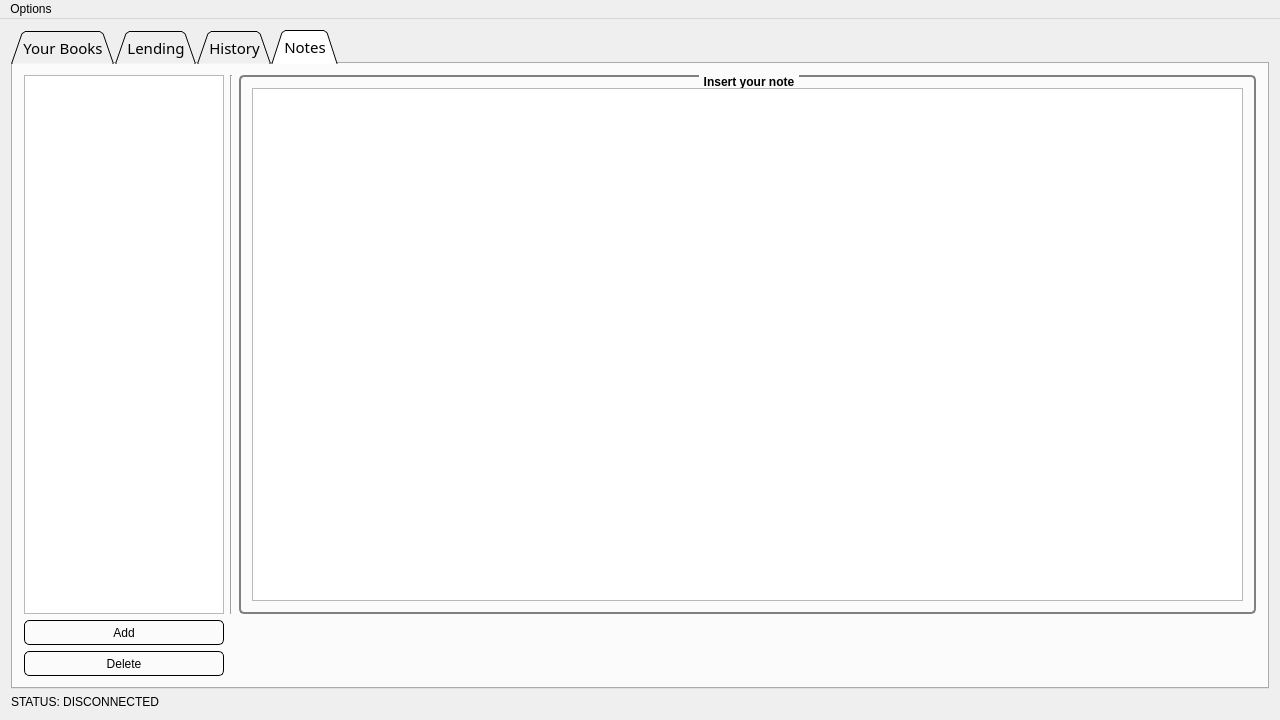
This is homelibrary.ui in lewypiotrek/Study_HomeLibrary as Qt 5 draws it before an edit. The edited form follows.
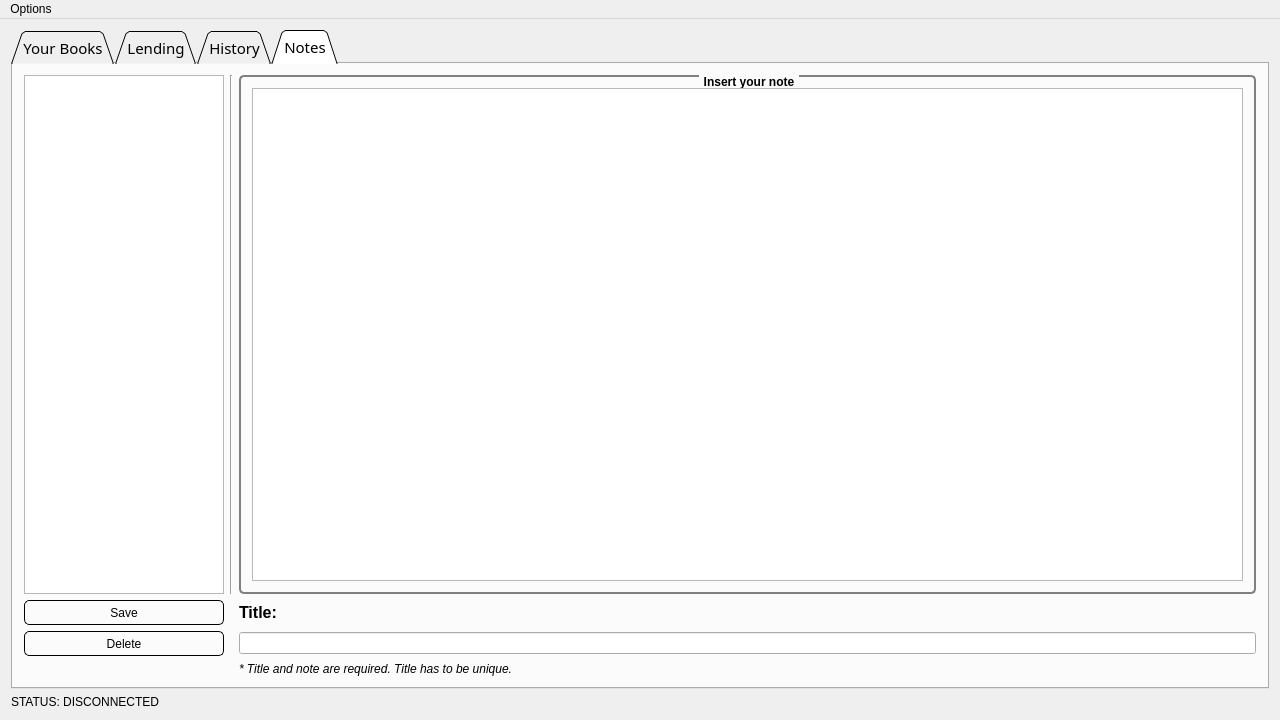
This is the edited form. Icons and pictures are not drawn.

Commit message: Added notes feature

Diff of the .ui file:
```diff
--- a/homelibrary.ui
+++ b/homelibrary.ui
@@ -524,30 +524,6 @@
        <layout class="QHBoxLayout" name="horizontalLayout_3">
         <item>
          <layout class="QGridLayout" name="gridLayout_4">
-          <item row="0" column="2">
-           <widget class="QGroupBox" name="groupBox_2">
-            <property name="font">
-             <font>
-              <weight>75</weight>
-              <bold>true</bold>
-             </font>
-            </property>
-            <property name="title">
-             <string>Insert your note</string>
-            </property>
-            <layout class="QHBoxLayout" name="horizontalLayout_2">
-             <item>
-              <widget class="QTextEdit" name="textEdi_Note">
-               <property name="font">
-                <font>
-                 <pointsize>9</pointsize>
-                </font>
-               </property>
-              </widget>
-             </item>
-            </layout>
-           </widget>
-          </item>
           <item row="0" column="1">
            <widget class="Line" name="Separator_2">
             <property name="orientation">
@@ -555,20 +531,20 @@
             </property>
            </widget>
           </item>
-          <item row="1" column="0">
-           <widget class="QPushButton" name="pushButton_AddNote">
-            <property name="minimumSize">
-             <size>
-              <width>0</width>
-              <height>25</height>
-             </size>
-            </property>
-            <property name="text">
-             <string>Add</string>
-            </property>
-           </widget>
-          </item>
           <item row="2" column="0">
+           <widget class="QPushButton" name="pushButton_SaveNote">
+            <property name="minimumSize">
+             <size>
+              <width>0</width>
+              <height>25</height>
+             </size>
+            </property>
+            <property name="text">
+             <string>Save</string>
+            </property>
+           </widget>
+          </item>
+          <item row="3" column="0">
            <widget class="QPushButton" name="pushButton_DeleteNote">
             <property name="minimumSize">
              <size>
@@ -591,6 +567,60 @@
             </property>
            </widget>
           </item>
+          <item row="0" column="2">
+           <widget class="QGroupBox" name="groupBox_2">
+            <property name="font">
+             <font>
+              <weight>75</weight>
+              <bold>true</bold>
+             </font>
+            </property>
+            <property name="title">
+             <string>Insert your note</string>
+            </property>
+            <layout class="QHBoxLayout" name="horizontalLayout_2">
+             <item>
+              <widget class="QTextEdit" name="textEdit_Note">
+               <property name="font">
+                <font>
+                 <pointsize>9</pointsize>
+                </font>
+               </property>
+              </widget>
+             </item>
+            </layout>
+           </widget>
+          </item>
+          <item row="2" column="2">
+           <widget class="QLabel" name="label">
+            <property name="font">
+             <font>
+              <pointsize>12</pointsize>
+              <weight>75</weight>
+              <bold>true</bold>
+             </font>
+            </property>
+            <property name="text">
+             <string>Title:</string>
+            </property>
+           </widget>
+          </item>
+          <item row="3" column="2">
+           <widget class="QLineEdit" name="lineEdit_NoteTitle"/>
+          </item>
+          <item row="4" column="2">
+           <widget class="QLabel" name="label_2">
+            <property name="font">
+             <font>
+              <pointsize>9</pointsize>
+              <italic>true</italic>
+             </font>
+            </property>
+            <property name="text">
+             <string>* Title and note are required. Title has to be unique.</string>
+            </property>
+           </widget>
+          </item>
          </layout>
         </item>
        </layout>
```
Left out of the diff: 3 changed lines with no effect on the pictures. The commit also changes 6 other files.
